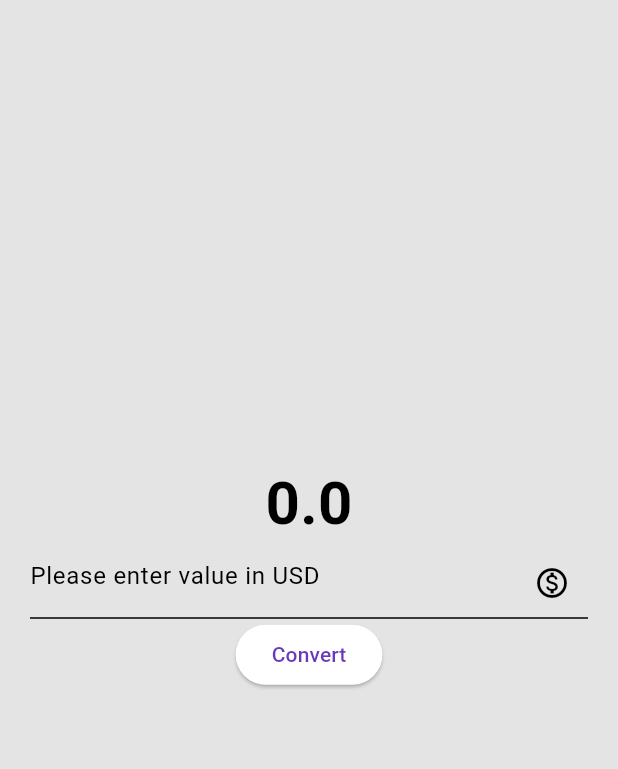
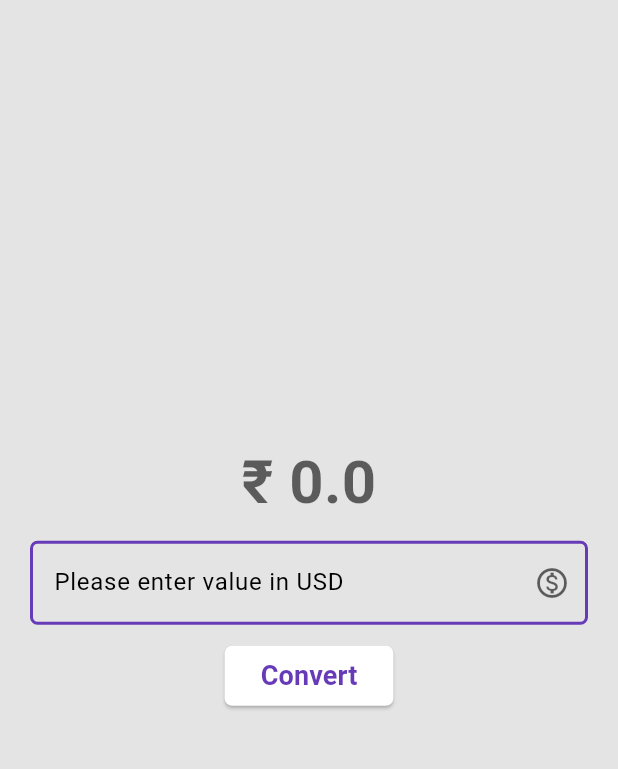
Before and after one commit to avadhksapariya/currency-converter, a Flutter app: the screen it shows after launch, on a phone screen of 412 x 824 dp, the part 84-853 px from its top. Run offline on Flutter 3.47's test engine with Material 3 defaults, Android fonts, the phone set to English and light mode, and no system bars.

Commit message:
Minor UI improvements.

```diff
--- a/lib/home_page.dart
+++ b/lib/home_page.dart
@@ -13,30 +13,42 @@ class _HomePageState extends State<HomePage> {
 
   @override
   Widget build(BuildContext context) {
+    final myBorder = OutlineInputBorder(
+      borderRadius: BorderRadius.circular(5),
+      borderSide: BorderSide(
+        width: 2,
+        color: Theme.of(context).colorScheme.primary,
+      ),
+    );
+
     return Scaffold(
       appBar: AppBar(
         title: const Text('Currency Converter'),
       ),
       body: Container(
         color: Theme.of(context).copyWith().highlightColor,
-        child: Padding(
-          padding: const EdgeInsets.all(20.0),
         child: Column(
           mainAxisAlignment: MainAxisAlignment.center,
           crossAxisAlignment: CrossAxisAlignment.center,
           children: [
             Text(
-                result.toString(),
-                style: const TextStyle(fontSize: 40, fontWeight: FontWeight.bold),
+              '₹ $result',
+              style: TextStyle(fontSize: 40, fontWeight: FontWeight.bold, color: Theme.of(context).hintColor),
             ),
-              TextField(
+            Padding(
+              padding: const EdgeInsets.symmetric(horizontal: 20, vertical: 10),
+              child: TextField(
                 controller: valueController,
                 keyboardType: const TextInputType.numberWithOptions(
                   decimal: true,
                 ),
-                decoration: const InputDecoration(
+                decoration: InputDecoration(
                   hintText: 'Please enter value in USD',
-                  suffixIcon: Icon(Icons.monetization_on_outlined),
+                  suffixIcon: Icon(Icons.monetization_on_outlined, color: Theme.of(context).hintColor),
+                  enabled: true,
+                  border: myBorder,
+                  enabledBorder: myBorder,
+                ),
               ),
             ),
             ElevatedButton(
@@ -45,10 +57,14 @@ class _HomePageState extends State<HomePage> {
                   result = double.parse(valueController.text) * 81;
                 });
               },
-                child: const Text('Convert'),
+              style: ElevatedButton.styleFrom(
+                shape: RoundedRectangleBorder(
+                  borderRadius: BorderRadius.circular(5),
+                ),
+              ),
+              child: const Text('Convert', style: TextStyle(fontWeight: FontWeight.bold, fontSize: 18),),
             ),
           ],
-          ),
         ),
       ),
     );
```
Lines whose indentation alone changed are shown as unchanged.
